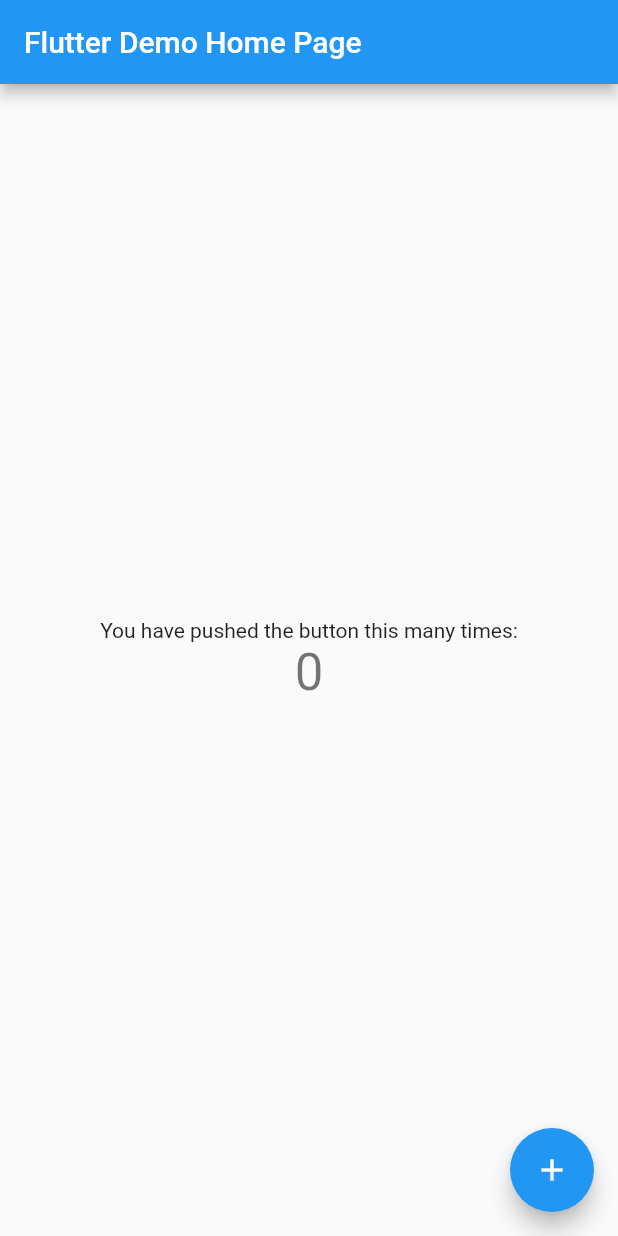
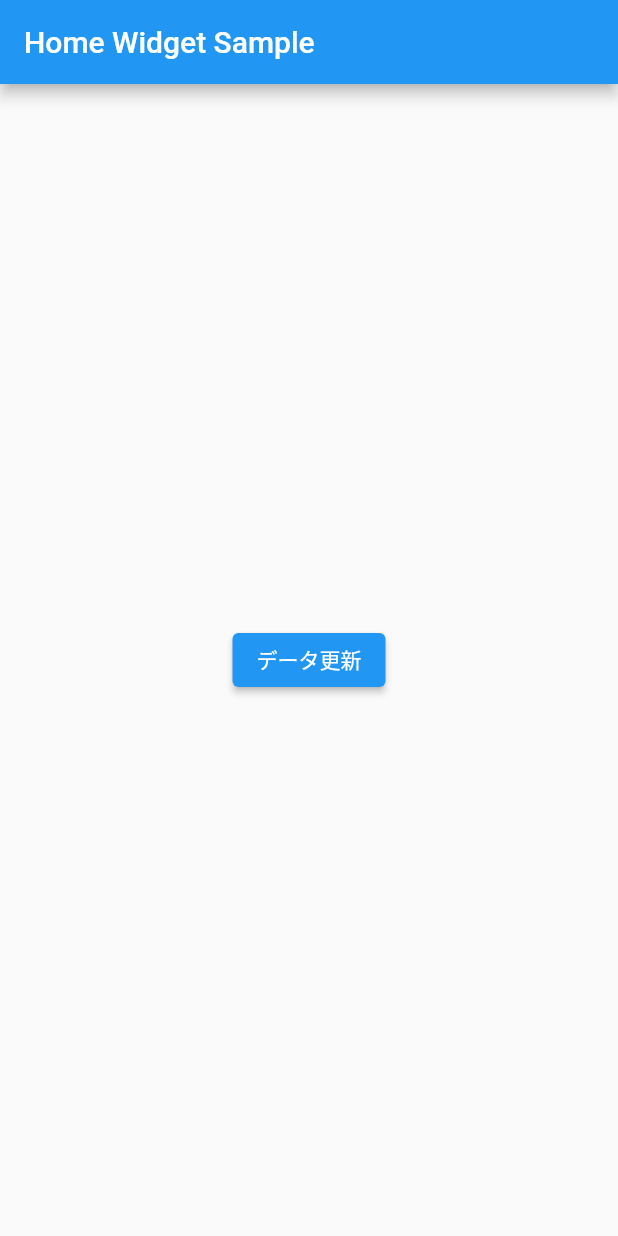
Before and after one commit to beeeyan/home_widget_sample, a Flutter app: the screen it shows after launch, on a phone screen of 412 x 824 dp. Run offline on Flutter 3.47's test engine with Material 2 defaults, Android fonts, the phone set to English and light mode, and no system bars; our stand-ins replace logger; missing offline and left inert: home_widget.

Commit message:
ファイル切り分け

```diff
--- /dev/null
+++ b/lib/home.dart
@@ -0,0 +1,62 @@
+import 'package:flutter/material.dart';
+import 'package:flutter/services.dart';
+import 'package:home_widget/home_widget.dart';
+import 'package:home_widget_sample/config/logger.dart';
+
+const appGroupID = 'group.work.sendfun.homeWidget.HomeWidgetExample';
+
+class HomePage extends StatelessWidget {
+  const HomePage({super.key});
+
+  @override
+  Widget build(BuildContext context) {
+    return Scaffold(
+      appBar: AppBar(
+        title: const Text('Home Widget Sample'),
+      ),
+      body: Center(
+        child: Column(
+          mainAxisAlignment: MainAxisAlignment.spaceEvenly,
+          children: const [
+            ElevatedButton(
+              onPressed: _sendAndUpdate,
+              child: Text('データ更新'),
+            ),
+          ],
+        ),
+      ),
+    );
+  }
+}
+
+Future<void> _sendData() async {
+    HomeWidget.setAppGroupId(appGroupID);
+    DateTime now = DateTime.now();
+    logger.i("send");
+    logger.i(now);
+    try {
+      await Future.wait([
+        HomeWidget.saveWidgetData<String>('text', now.toString()),
+      ]);
+    } on PlatformException catch (exception) {
+      logger.e('Error Sending Data. $exception');
+    }
+  }
+
+Future<void> _updateWidget() async {
+    try {
+      logger.i("update");
+      await HomeWidget.updateWidget(
+          name: 'HomeWidgetExampleProvider',
+          androidName: 'HomeWidgetExampleProvider',
+          iOSName: 'HomeWidgetExample',
+          qualifiedAndroidName: 'work.sendfun.home_widget_sample.HomeWidgetExampleProvider');
+    } on PlatformException catch (exception) {
+      logger.e('Error Updating Widget. $exception');
+    }
+  }
+
+Future<void> _sendAndUpdate() async {
+    await _sendData();
+    await _updateWidget();
+  }
--- a/lib/main.dart
+++ b/lib/main.dart
@@ -1,12 +1,7 @@
 import 'package:flutter/material.dart';
-import 'package:flutter/services.dart';
-import 'package:home_widget/home_widget.dart';
-import 'package:home_widget_sample/config/logger.dart';
-
-const appGroupID = 'group.work.sendfun.homeWidget.HomeWidgetExample';
+import 'package:home_widget_sample/home.dart';
 
 void main() {
-  HomeWidget.setAppGroupId(appGroupID);
   runApp(const MyApp());
 }
 
@@ -16,84 +11,10 @@
   @override
   Widget build(BuildContext context) {
     return MaterialApp(
-      title: 'Flutter Demo',
       theme: ThemeData(
         primarySwatch: Colors.blue,
       ),
-      home: const MyHomePage(title: 'Flutter Demo Home Page'),
+      home: const HomePage(),
     );
   }
 }
-
-class MyHomePage extends StatefulWidget {
-  const MyHomePage({Key? key, required this.title}) : super(key: key);
-
-  final String title;
-
-  @override
-  State<MyHomePage> createState() => _MyHomePageState();
-}
-
-class _MyHomePageState extends State<MyHomePage> {
-  int _counter = 0;
-
-  @override
-  Widget build(BuildContext context) {
-    return Scaffold(
-      appBar: AppBar(
-        title: Text(widget.title),
-      ),
-      body: Center(
-        child: Column(
-          mainAxisAlignment: MainAxisAlignment.center,
-          children: <Widget>[
-            const Text(
-              'You have pushed the button this many times:',
-            ),
-            Text(
-              '$_counter',
-              style: Theme.of(context).textTheme.headline4,
-            ),
-          ],
-        ),
-      ),
-      floatingActionButton: const FloatingActionButton(
-        onPressed: _sendAndUpdate,
-        tooltip: 'Increment',
-        child: Icon(Icons.add),
-      ),
-    );
-  }
-}
-
-Future<void> _sendData() async {
-    HomeWidget.setAppGroupId(appGroupID);
-    DateTime now = DateTime.now();
-    logger.i("send");
-    logger.i(now);
-    try {
-      await Future.wait([
-        HomeWidget.saveWidgetData<String>('text', now.toString()),
-      ]);
-    } on PlatformException catch (exception) {
-      logger.e('Error Sending Data. $exception');
-    }
-  }
-
-Future<void> _updateWidget() async {
-    try {
-      logger.i("update");
-      await HomeWidget.updateWidget(
-          name: 'HomeWidgetExampleProvider',
-          androidName: 'HomeWidgetExampleProvider',
-          iOSName: 'HomeWidgetExample',
-          qualifiedAndroidName: 'work.sendfun.home_widget_sample.HomeWidgetExampleProvider');
-    } on PlatformException catch (exception) {
-      logger.e('Error Updating Widget. $exception');
-    }
-  }
-
-Future<void> _sendAndUpdate() async {
-    await _sendData();
-    await _updateWidget();
-  }
```
